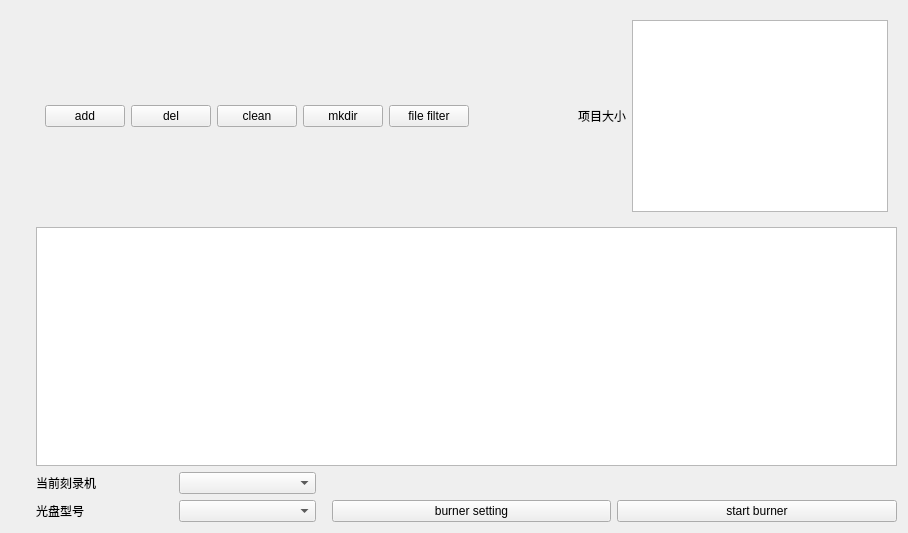
First picture: the form in p_data.ui, repository XingWei-Liu/burner, before the edit.
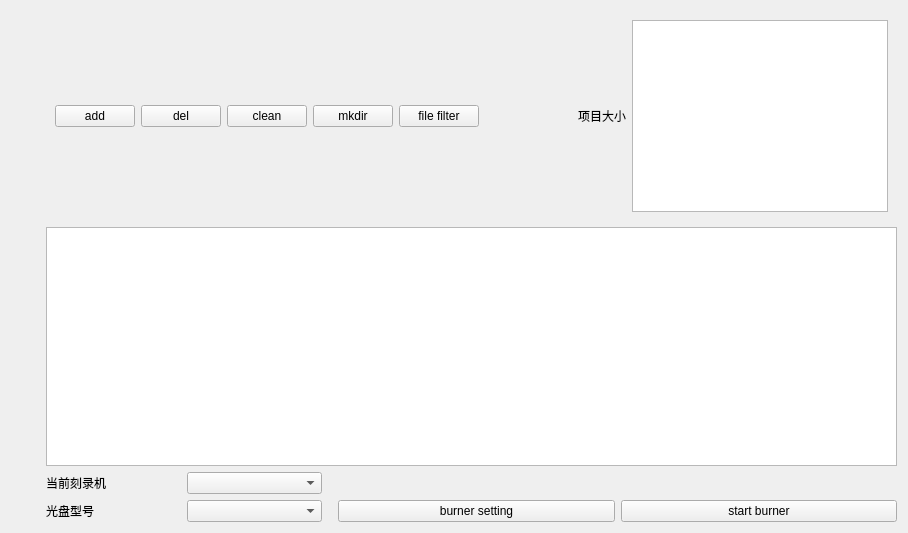
Second picture: the form after the edit.

```diff
--- a/p_data.ui
+++ b/p_data.ui
@@ -24,7 +24,7 @@
      </property>
      <property name="sizeHint" stdset="0">
       <size>
-       <width>25</width>
+       <width>35</width>
        <height>20</height>
       </size>
      </property>
```
